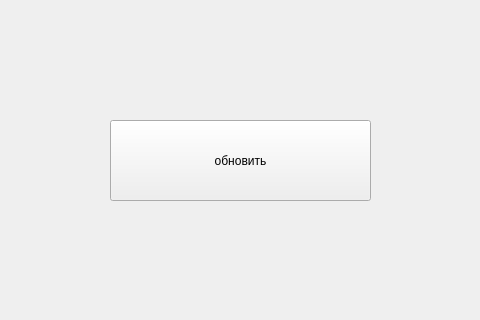
The window that src/1.1.ui (abebus/atiri-proj) describes before a commit, drawn with Qt 5; both pictures show x 140 to 620 and y 110 to 430 of the 800 by 600 pixel window.
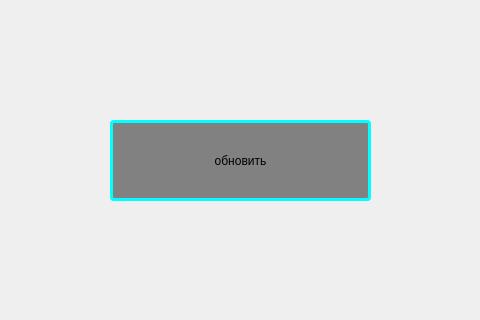
The same window after the commit.

Diff of the .ui file:
```diff
--- a/src/1.1.ui
+++ b/src/1.1.ui
@@ -10,9 +10,18 @@
     <height>600</height>
    </rect>
   </property>
+  <property name="sizePolicy">
+   <sizepolicy hsizetype="Fixed" vsizetype="Fixed">
+    <horstretch>0</horstretch>
+    <verstretch>0</verstretch>
+   </sizepolicy>
+  </property>
   <property name="windowTitle">
    <string>MainWindow</string>
   </property>
+  <property name="styleSheet">
+   <string notr="true"/>
+  </property>
   <widget class="QWidget" name="centralwidget">
    <widget class="QPushButton" name="pb">
     <property name="geometry">
@@ -23,6 +32,14 @@
       <height>81</height>
      </rect>
     </property>
+    <property name="styleSheet">
+     <string notr="true">border-style: solid;
+border-width: 3px;
+border-radius: 4px;
+border-color: rgb(0, 255, 255);
+background-color: rgb(129, 129, 129);
+</string>
+    </property>
     <property name="text">
      <string>обновить</string>
     </property>
```
